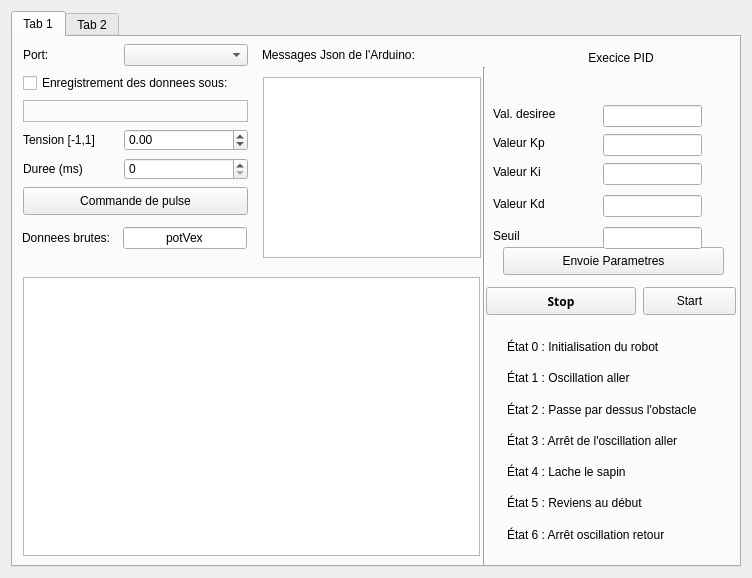
The window that S3GROProjet-master/IdentificationParams/identification_Qt/mainwindow.ui (Natael21/S3GROProjet-master) describes before a commit, drawn with Qt 5.
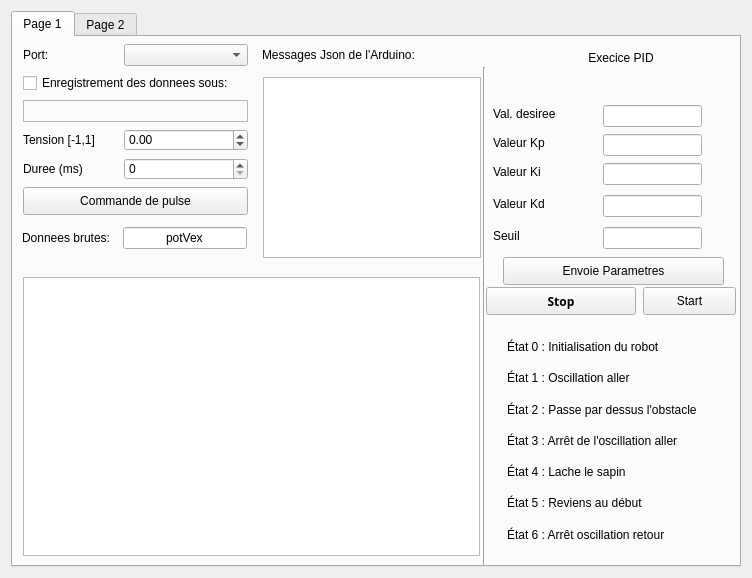
The same window after the commit. The open tabs and pages were chosen to show the change. Custom widgets are drawn as their Qt base class.

The edit to the form file:
```diff
--- a/S3GROProjet-master/IdentificationParams/identification_Qt/mainwindow.ui
+++ b/S3GROProjet-master/IdentificationParams/identification_Qt/mainwindow.ui
@@ -25,7 +25,7 @@
       </property>
       <widget class="QWidget" name="tab">
        <attribute name="title">
-        <string>Tab 1</string>
+        <string>Page 1</string>
        </attribute>
        <widget class="QLineEdit" name="JsonKey">
         <property name="geometry">
@@ -245,7 +245,7 @@
         <property name="geometry">
          <rect>
           <x>490</x>
-          <y>210</y>
+          <y>220</y>
           <width>221</width>
           <height>28</height>
          </rect>
@@ -537,7 +537,7 @@
       </widget>
       <widget class="QWidget" name="tab_2">
        <attribute name="title">
-        <string>Tab 2</string>
+        <string>Page 2</string>
        </attribute>
        <widget class="QGraphicsView" name="Graphique">
         <property name="enabled">
```
Left out of the diff: 2 changed lines with no effect on the pictures.
